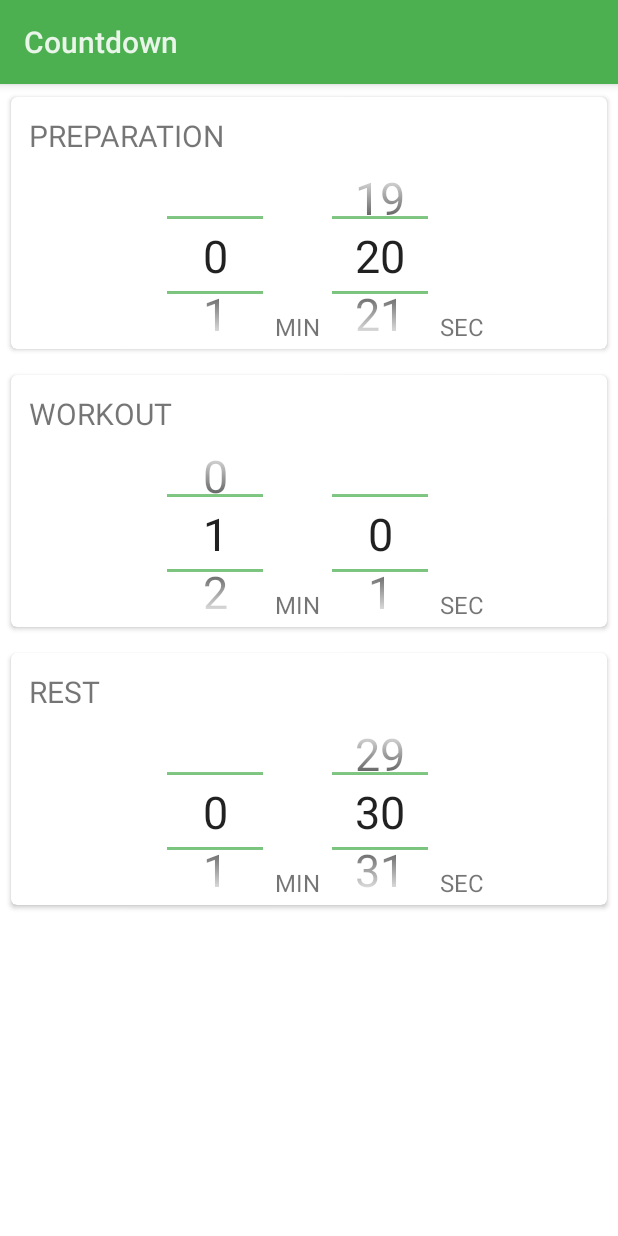
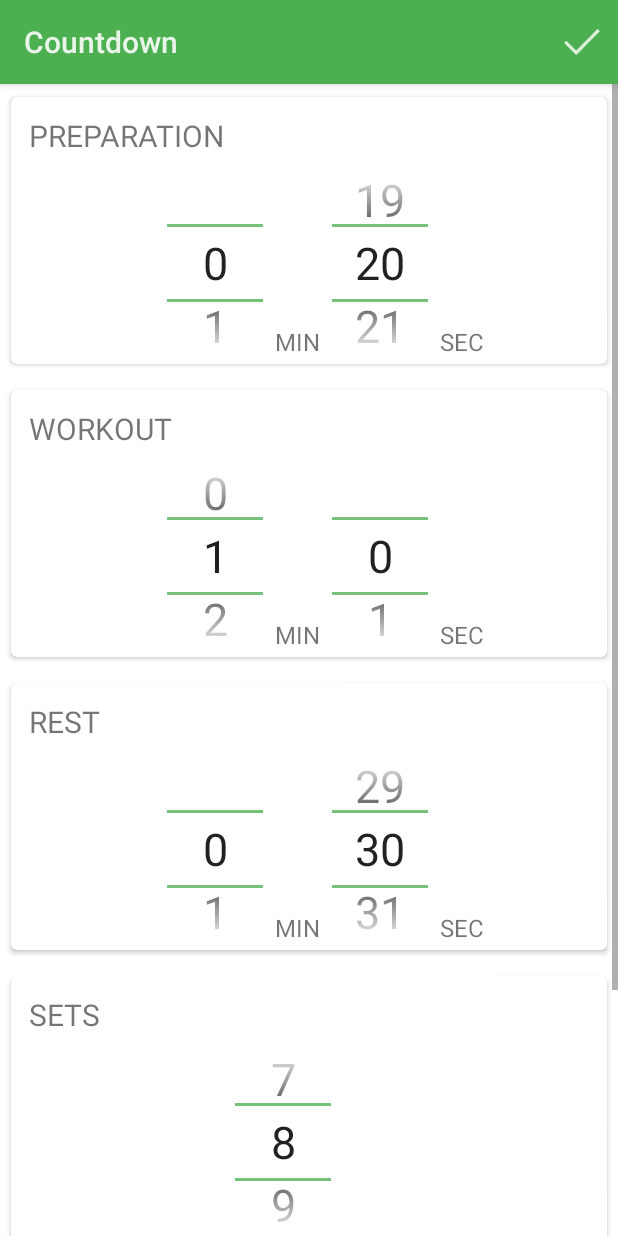
Before and after one commit to zjywill/WorkoutCountdown, an Android app: the EditActivity screen opened directly, with no data from a screen before it, on a phone screen of 412 x 824 dp. Run offline under Robolectric (Android 15) with nearby library versions, the phone set to English and light mode, and no system bars.

Commit message:
增加UI Items

```diff
--- a/app/src/main/java/com/comic/workoutcountdown/EditActivity.java
+++ b/app/src/main/java/com/comic/workoutcountdown/EditActivity.java
@@ -2,9 +2,12 @@ package com.comic.workoutcountdown;
 
 import android.app.Activity;
 import android.content.Context;
+import android.content.Intent;
 import android.content.res.Resources;
 import android.graphics.Paint;
 import android.os.Bundle;
+import android.view.Menu;
+import android.view.MenuItem;
 import android.view.View;
 import android.widget.EditText;
 import android.widget.NumberPicker;
@@ -34,6 +37,14 @@ public class EditActivity extends Activity {
     private NumberPicker mRestMin;
     private NumberPicker mRestSecond;
 
+    private View mSetPanel;
+    private TextView mSetTitle;
+    private NumberPicker mSetPicker;
+
+    private View mRepetPanel;
+    private TextView mRepetTitle;
+    private NumberPicker mRepetPicker;
+
 
     @Override
     protected void onCreate(Bundle savedInstanceState) {
@@ -56,12 +67,14 @@ public class EditActivity extends Activity {
         mWorkoutMin.setMinValue(0);
         mWorkoutMin.setValue(1);
         mWorkoutMin.setWrapSelectorWheel(false);
+        mWorkoutMin.setDescendantFocusability(NumberPicker.FOCUS_BLOCK_DESCENDANTS);
         setNumberPickerTextColor(this, mWorkoutMin, getResources().getColor(R.color.primary_text_default_material_light), 30);
         setNumberDivider(this, mWorkoutMin, R.drawable.picker_divider);
 
         mWorkoutSecond.setMaxValue(60);
         mWorkoutSecond.setMinValue(0);
         mWorkoutSecond.setWrapSelectorWheel(false);
+        mWorkoutSecond.setDescendantFocusability(NumberPicker.FOCUS_BLOCK_DESCENDANTS);
         setNumberPickerTextColor(this, mWorkoutSecond, getResources().getColor(R.color.primary_text_default_material_light), 30);
         setNumberDivider(this, mWorkoutSecond, R.drawable.picker_divider);
 
@@ -76,6 +89,7 @@ public class EditActivity extends Activity {
         mPrepareMin.setMaxValue(60);
         mPrepareMin.setMinValue(0);
         mPrepareMin.setWrapSelectorWheel(false);
+        mPrepareMin.setDescendantFocusability(NumberPicker.FOCUS_BLOCK_DESCENDANTS);
         setNumberPickerTextColor(this, mPrepareMin, getResources().getColor(R.color.primary_text_default_material_light), 30);
         setNumberDivider(this, mPrepareMin, R.drawable.picker_divider);
 
@@ -83,6 +97,7 @@ public class EditActivity extends Activity {
         mPrepareSecond.setMinValue(0);
         mPrepareSecond.setValue(20);
         mPrepareSecond.setWrapSelectorWheel(false);
+        mPrepareSecond.setDescendantFocusability(NumberPicker.FOCUS_BLOCK_DESCENDANTS);
         setNumberPickerTextColor(this, mPrepareSecond, getResources().getColor(R.color.primary_text_default_material_light), 30);
         setNumberDivider(this, mPrepareSecond, R.drawable.picker_divider);
 
@@ -96,6 +111,7 @@ public class EditActivity extends Activity {
         mRestMin.setMaxValue(60);
         mRestMin.setMinValue(0);
         mRestMin.setWrapSelectorWheel(false);
+        mRestMin.setDescendantFocusability(NumberPicker.FOCUS_BLOCK_DESCENDANTS);
         setNumberPickerTextColor(this, mRestMin, getResources().getColor(R.color.primary_text_default_material_light), 30);
         setNumberDivider(this, mRestMin, R.drawable.picker_divider);
 
@@ -103,8 +119,54 @@ public class EditActivity extends Activity {
         mRestSecond.setMinValue(0);
         mRestSecond.setValue(30);
         mRestSecond.setWrapSelectorWheel(false);
+        mRestSecond.setDescendantFocusability(NumberPicker.FOCUS_BLOCK_DESCENDANTS);
         setNumberPickerTextColor(this, mRestSecond, getResources().getColor(R.color.primary_text_default_material_light), 30);
         setNumberDivider(this, mRestSecond, R.drawable.picker_divider);
+
+        mSetPanel = (View) findViewById(R.id.set_picker);
+        mSetTitle = (TextView) mSetPanel.findViewById(R.id.title_text);
+        mSetPicker = (NumberPicker) mSetPanel.findViewById(R.id.times);
+
+        mSetTitle.setText(R.string.sets_title);
+
+        mSetPicker.setMaxValue(100);
+        mSetPicker.setMinValue(0);
+        mSetPicker.setValue(8);
+        mSetPicker.setWrapSelectorWheel(false);
+        mSetPicker.setDescendantFocusability(NumberPicker.FOCUS_BLOCK_DESCENDANTS);
+        setNumberPickerTextColor(this, mSetPicker, getResources().getColor(R.color.primary_text_default_material_light), 30);
+        setNumberDivider(this, mSetPicker, R.drawable.picker_divider);
+
+        mRepetPanel = (View) findViewById(R.id.repet_picker);
+        mRepetTitle = (TextView) mRepetPanel.findViewById(R.id.title_text);
+        mRepetPicker = (NumberPicker) mRepetPanel.findViewById(R.id.times);
+
+        mRepetTitle.setText(R.string.repetitions_title);
+
+        mRepetPicker.setMaxValue(100);
+        mRepetPicker.setMinValue(0);
+        mRepetPicker.setValue(1);
+        mRepetPicker.setWrapSelectorWheel(false);
+        mRepetPicker.setDescendantFocusability(NumberPicker.FOCUS_BLOCK_DESCENDANTS);
+        setNumberPickerTextColor(this, mRepetPicker, getResources().getColor(R.color.primary_text_default_material_light), 30);
+        setNumberDivider(this, mRepetPicker, R.drawable.picker_divider);
+    }
+
+    @Override
+    public boolean onCreateOptionsMenu(Menu menu) {
+        getMenuInflater().inflate(R.menu.edit_menu, menu);
+        return true;
+    }
+
+    @Override
+    public boolean onOptionsItemSelected(MenuItem item) {
+        switch (item.getItemId()) {
+            case R.id.action_save: {
+                this.finish();
+            }
+            break;
+        }
+        return true;
     }
 
     public static boolean setNumberPickerTextColor(Context context, NumberPicker numberPicker, int color, int textSize) {
--- /dev/null
+++ b/app/src/main/res/layout/count_choose_panel.xml
@@ -0,0 +1,41 @@
+<?xml version="1.0" encoding="utf-8"?>
+
+<android.support.v7.widget.CardView xmlns:android="http://schemas.android.com/apk/res/android"
+    xmlns:card_view="http://schemas.android.com/apk/res-auto"
+    android:id="@+id/card_view"
+    android:layout_width="match_parent"
+    android:layout_height="wrap_content"
+    android:layout_gravity="center"
+    android:layout_margin="4dp"
+    card_view:cardCornerRadius="4dp"
+    card_view:cardPreventCornerOverlap="true"
+    card_view:cardUseCompatPadding="true"
+    card_view:contentPadding="4dp">
+
+    <RelativeLayout
+        android:layout_width="wrap_content"
+        android:layout_height="170dp">
+
+        <TextView
+            android:id="@+id/title_text"
+            android:layout_width="wrap_content"
+            android:layout_height="wrap_content"
+            android:layout_gravity="top"
+            android:layout_margin="8dp"
+            android:text="@string/second"
+            android:textSize="20sp" />
+
+
+        <NumberPicker
+            android:id="@+id/times"
+            android:layout_width="wrap_content"
+            android:layout_height="wrap_content"
+            android:layout_below="@+id/title_text"
+            android:layout_gravity="center_vertical"
+            android:layout_marginLeft="145dp" />
+
+
+    </RelativeLayout>
+
+
+</android.support.v7.widget.CardView>
--- a/app/src/main/res/layout/edit_page.xml
+++ b/app/src/main/res/layout/edit_page.xml
@@ -23,6 +23,14 @@
             android:id="@+id/rest_time_picker"
             layout="@layout/time_pick_panel" />
 
+        <include
+            android:id="@+id/set_picker"
+            layout="@layout/count_choose_panel" />
+
+        <include
+            android:id="@+id/repet_picker"
+            layout="@layout/count_choose_panel" />
+
 
     </LinearLayout>
 </ScrollView>
--- a/app/src/main/res/layout/list_card_item.xml
+++ b/app/src/main/res/layout/list_card_item.xml
@@ -61,9 +61,9 @@
                 android:layout_below="@id/card_divider"
                 android:layout_marginBottom="6dp"
                 android:layout_marginRight="8dp"
-                android:gravity="center"
                 android:layout_marginTop="6dp"
                 android:background="?android:attr/selectableItemBackground"
+                android:gravity="center"
                 android:text="@string/start"
                 android:textColor="@color/orange_500"
                 android:textSize="16sp" />
@@ -78,9 +78,8 @@
                 android:layout_marginTop="6dp"
                 android:background="?android:attr/selectableItemBackgroundBorderless"
                 android:scaleType="fitCenter"
-                android:src="@drawable/ic_action_edit"
-                android:textColor="@color/orange_500"
-                android:textSize="14sp" />
+                android:src="@drawable/ic_action_discard"
+                android:textColor="@color/orange_500" />
 
 
         </RelativeLayout>
--- a/app/src/main/res/layout/time_pick_panel.xml
+++ b/app/src/main/res/layout/time_pick_panel.xml
@@ -14,7 +14,7 @@
 
     <RelativeLayout
         android:layout_width="wrap_content"
-        android:layout_height="160dp">
+        android:layout_height="170dp">
 
         <TextView
             android:id="@+id/title_text"
--- a/app/src/main/res/layout/two_text_panel_big.xml
+++ b/app/src/main/res/layout/two_text_panel_big.xml
@@ -4,13 +4,31 @@
     android:layout_height="match_parent"
     android:orientation="vertical">
 
+    <RelativeLayout
+        android:layout_width="wrap_content"
+        android:layout_height="wrap_content">
+
         <TextView
             android:id="@+id/text_big_title"
             android:layout_width="match_parent"
             android:layout_height="wrap_content"
+            android:layout_alignParentLeft="true"
             android:text="@string/workout_title"
             android:textColor="@color/green_500"
             android:textSize="30dp" />
+
+        <ImageButton
+            android:layout_width="wrap_content"
+            android:layout_height="36dp"
+            android:layout_alignParentRight="true"
+            android:layout_centerVertical="true"
+            android:background="?android:attr/selectableItemBackgroundBorderless"
+            android:scaleType="fitCenter"
+            android:src="@drawable/ic_action_edit"
+            android:textColor="@color/orange_500" />
+
+    </RelativeLayout>
+
 
     <TextView
         android:id="@+id/text_big_content"
--- /dev/null
+++ b/app/src/main/res/menu/edit_menu.xml
@@ -0,0 +1,9 @@
+<?xml version="1.0" encoding="utf-8"?>
+
+<menu xmlns:android="http://schemas.android.com/apk/res/android">
+    <item
+        android:id="@+id/action_save"
+        android:icon="@drawable/ic_action_accept"
+        android:showAsAction="always"
+        android:title="@string/action_save" />
+</menu>
--- a/app/src/main/res/values/strings.xml
+++ b/app/src/main/res/values/strings.xml
@@ -3,6 +3,7 @@
 
     <string name="app_name">Countdown</string>
     <string name="action_add">Add</string>
+    <string name="action_save">Save</string>
     <string name="workout_title">WORKOUT</string>
     <string name="prepare_title">PREPARATION</string>
     <string name="rest_title">REST</string>
```
Also changed, not shown: app/src/main/res/drawable-hdpi/ic_action_accept.png (added), app/src/main/res/drawable-hdpi/ic_action_discard.png (added), app/src/main/res/drawable-mdpi/ic_action_accept.png (added), app/src/main/res/drawable-mdpi/ic_action_discard.png (added), app/src/main/res/drawable-xhdpi/ic_action_accept.png (added), app/src/main/res/drawable-xhdpi/ic_action_discard.png (added), app/src/main/res/drawable-xxhdpi/drawable-hdpi/ic_action_accept.png (added), app/src/main/res/drawable-xxhdpi/drawable-mdpi/ic_action_accept.png (added), app/src/main/res/drawable-xxhdpi/drawable-xhdpi/ic_action_accept.png (added), app/src/main/res/drawable-xxhdpi/drawable-xxhdpi/ic_action_accept.png (added), app/src/main/res/drawable-xxhdpi/ic_action_accept.png (added), app/src/main/res/drawable-xxhdpi/ic_action_discard.png (added), 1 other file. Lines whose indentation alone changed are shown as unchanged.
